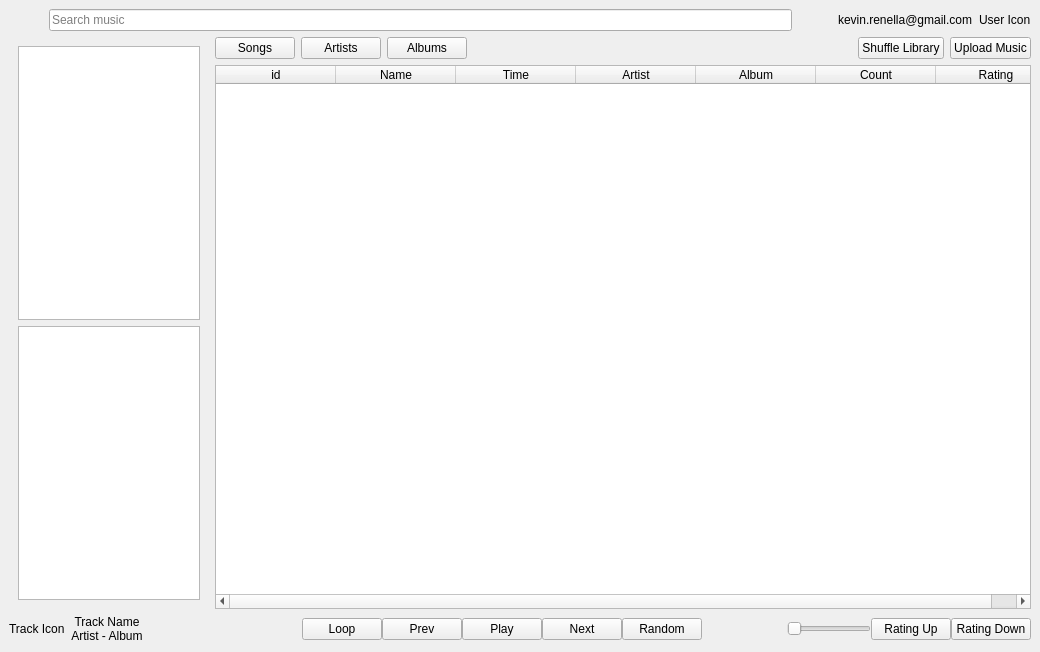
This is src/fr/luminous/pyqt/mainwindow.ui in Drusy/luminous-player as Qt 5 draws it before an edit. The edited form follows.
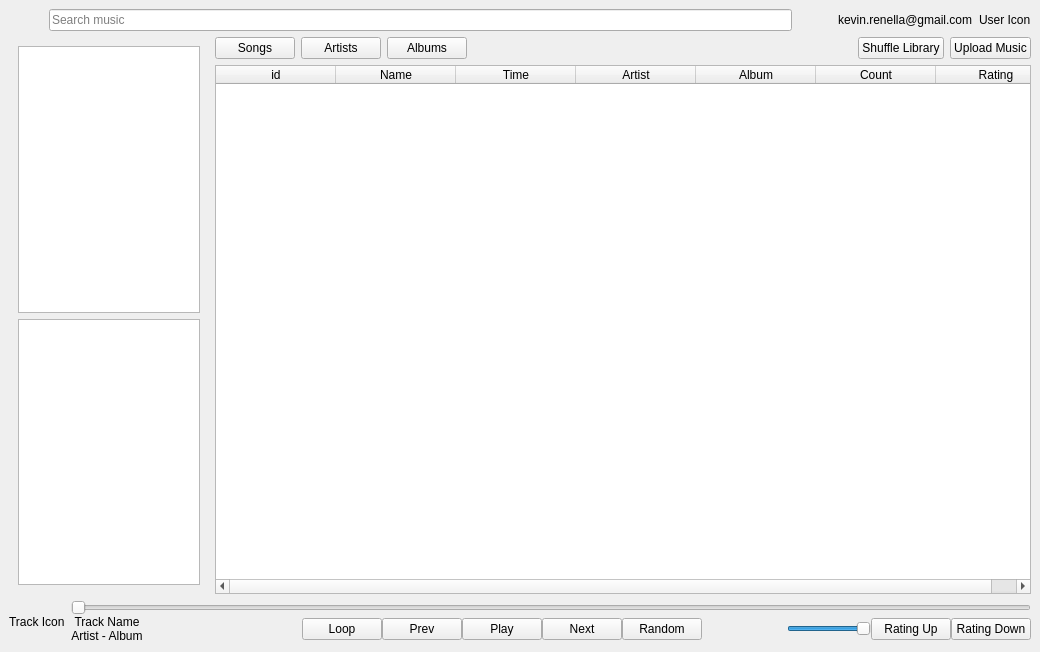
This is the edited form. Custom widgets are drawn as their Qt base class.

Commit message: Music player + bar seekers

The edit to the form file:
```diff
--- a/src/fr/luminous/pyqt/mainwindow.ui
+++ b/src/fr/luminous/pyqt/mainwindow.ui
@@ -258,12 +258,9 @@
          <number>0</number>
         </property>
         <item>
-         <widget class="Phonon::SeekSlider" name="musicSeeker">
-          <property name="maximumSize">
-           <size>
-            <width>16777215</width>
-            <height>15</height>
-           </size>
+         <widget class="QSlider" name="musicSeeker">
+          <property name="orientation">
+           <enum>Qt::Horizontal</enum>
           </property>
          </widget>
         </item>
@@ -372,6 +369,12 @@
           </item>
           <item>
            <widget class="QSlider" name="soundSeeker">
+            <property name="maximum">
+             <number>100</number>
+            </property>
+            <property name="value">
+             <number>100</number>
+            </property>
             <property name="orientation">
              <enum>Qt::Horizontal</enum>
             </property>
@@ -400,13 +403,6 @@
    </layout>
   </widget>
  </widget>
- <customwidgets>
-  <customwidget>
-   <class>Phonon::SeekSlider</class>
-   <extends>QWidget</extends>
-   <header location="global">phonon/seekslider.h</header>
-  </customwidget>
- </customwidgets>
  <resources/>
  <connections/>
 </ui>
```
The commit also changes 3 other files.
